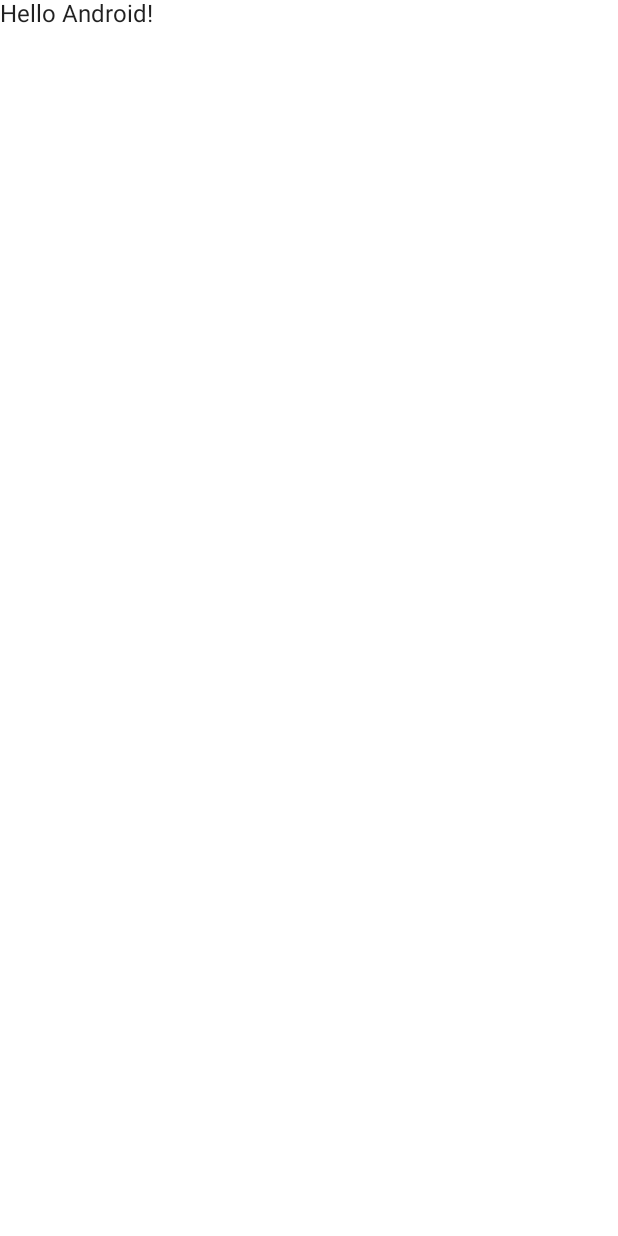
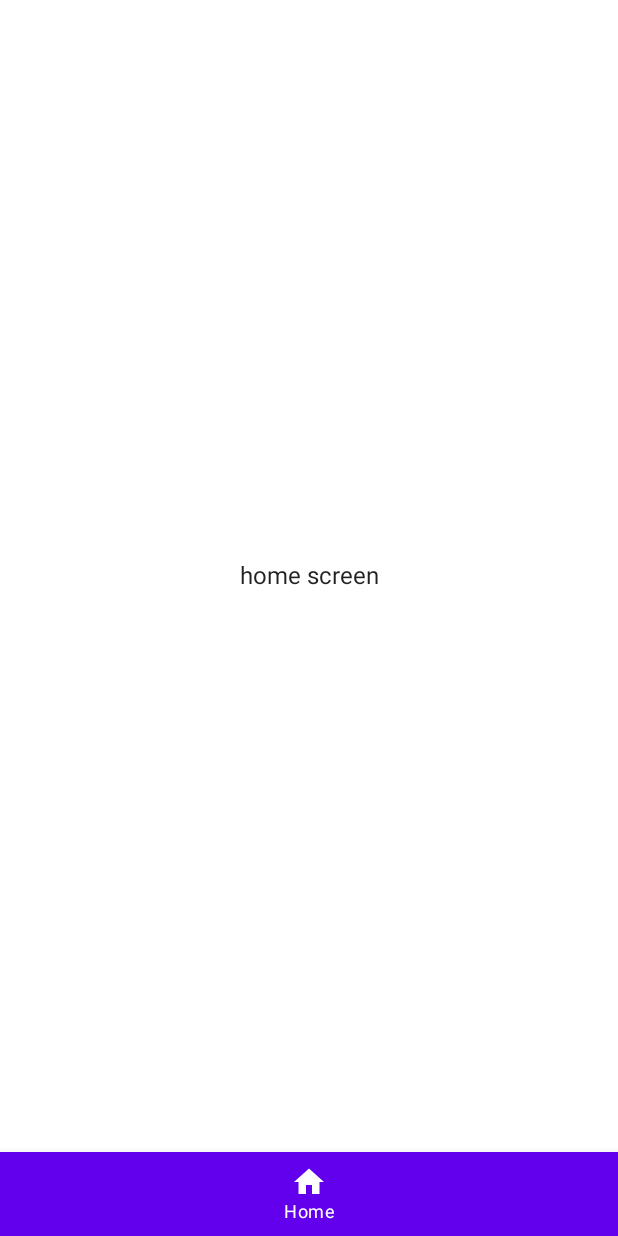
Before and after one commit to wotosts/MyGreens, an Android app built with Jetpack Compose: the screen it shows after launch (MainActivity), on a phone screen of 412 x 824 dp. Before the commit the screen is almost empty. Run offline under Robolectric (Android 15) with nearby library versions, the phone set to English and light mode, and no system bars; our stand-ins replace Dagger/Hilt's generated code.

Commit message:
navigation 기본 적용

```diff
--- a/app/build.gradle
+++ b/app/build.gradle
@@ -72,4 +72,7 @@ dependencies {
     implementation "com.google.dagger:hilt-android:$hilt_version"
     kapt 'androidx.hilt:hilt-compiler:1.0.0'
     kapt "com.google.dagger:hilt-android-compiler:$hilt_version"
+
+    implementation "androidx.navigation:navigation-ui-ktx:$nav_version"
+    implementation "androidx.navigation:navigation-compose:$nav_version"
 }
--- a/app/src/main/java/com/wotosts/mygreens/MainActivity.kt
+++ b/app/src/main/java/com/wotosts/mygreens/MainActivity.kt
@@ -3,11 +3,19 @@ package com.wotosts.mygreens
 import android.os.Bundle
 import androidx.activity.ComponentActivity
 import androidx.activity.compose.setContent
-import androidx.compose.material.MaterialTheme
-import androidx.compose.material.Surface
-import androidx.compose.material.Text
+import androidx.compose.foundation.layout.*
+import androidx.compose.material.*
 import androidx.compose.runtime.Composable
+import androidx.compose.ui.Alignment
+import androidx.compose.ui.Modifier
+import androidx.compose.ui.graphics.Color
+import androidx.compose.ui.text.style.TextAlign
 import androidx.compose.ui.tooling.preview.Preview
+import androidx.navigation.NavHostController
+import androidx.navigation.compose.NavHost
+import androidx.navigation.compose.composable
+import androidx.navigation.compose.rememberNavController
+import com.wotosts.mygreens.home.HomeScreen
 import com.wotosts.mygreens.ui.theme.MyGreensTheme
 import dagger.hilt.android.AndroidEntryPoint
 
@@ -16,25 +24,78 @@ class MainActivity : ComponentActivity() {
     override fun onCreate(savedInstanceState: Bundle?) {
         super.onCreate(savedInstanceState)
         setContent {
-            MyGreensTheme {
-                // A surface container using the 'background' color from the theme
-                Surface(color = MaterialTheme.colors.background) {
-                    Greeting("Android")
-                }
-            }
+            MainScreen()
         }
     }
 }
 
 @Composable
-fun Greeting(name: String) {
-    Text(text = "Hello $name!")
+fun MainScreen() {
+    MyGreensTheme {
+        val navController = rememberNavController()
+        Scaffold(bottomBar = { MainBottomNavigation(navController = navController) }) {
+            MainNavHost(navController = navController, modifier = Modifier.padding(it))
+        }
+    }
+}
+
+@Composable
+private fun MainNavHost(navController: NavHostController, modifier: Modifier = Modifier) {
+    NavHost(
+        navController = navController,
+        startDestination = Screens.HOME.name,
+        modifier = modifier
+    ) {
+        composable(Screens.HOME.name) {
+            HomeScreen()
+        }
+    }
+}
+
+@Composable
+private fun MainBottomNavigation(navController: NavHostController) {
+    BottomNavigation {
+        Row {
+            Screens.values().forEach {
+                BottomNavigationItem(
+                    selected = it == Screens.HOME,
+                    icon = {
+                        Icon(
+                            imageVector = it.icon,
+                            contentDescription = it.name
+                        )
+                    },
+                    label = {
+                        Text(
+                            text = it.displayName,
+                            color = Color.White,
+                            textAlign = TextAlign.Center
+                        )
+                    },
+                    onClick = {
+                        navController.navigate(it.name) {
+                            navController.graph.startDestinationRoute?.let { screen_route ->
+                                popUpTo(screen_route) {
+                                    saveState = true
+                                }
+                            }
+                            launchSingleTop = true
+                            restoreState = true
+                        }
+                    },
+                    modifier = Modifier.wrapContentSize(align = Alignment.Center),
+                    selectedContentColor = Color.White,
+                    unselectedContentColor = Color.White.copy(alpha = 0.5f)
+                )
+            }
+        }
+    }
 }
 
 @Preview(showBackground = true)
 @Composable
 fun DefaultPreview() {
     MyGreensTheme {
-        Greeting("Android")
+        MainScreen()
     }
 }
--- /dev/null
+++ b/app/src/main/java/com/wotosts/mygreens/Screens.kt
@@ -0,0 +1,9 @@
+package com.wotosts.mygreens
+
+import androidx.compose.material.icons.Icons
+import androidx.compose.material.icons.filled.Home
+import androidx.compose.ui.graphics.vector.ImageVector
+
+enum class Screens(val displayName: String, val icon: ImageVector) {
+    HOME(displayName = "Home", icon = Icons.Filled.Home)
+}
--- /dev/null
+++ b/app/src/main/java/com/wotosts/mygreens/home/HomeScreen.kt
@@ -0,0 +1,25 @@
+package com.wotosts.mygreens.home
+
+import androidx.compose.foundation.layout.fillMaxSize
+import androidx.compose.foundation.layout.wrapContentSize
+import androidx.compose.material.Text
+import androidx.compose.runtime.Composable
+import androidx.compose.ui.Alignment
+import androidx.compose.ui.Modifier
+import androidx.compose.ui.tooling.preview.Preview
+
+@Composable
+fun HomeScreen(viewModel: HomeViewModel = HomeViewModel()) {
+    Text(
+        text = "home screen",
+        modifier = Modifier
+            .fillMaxSize()
+            .wrapContentSize(align = Alignment.Center)
+    )
+}
+
+@Preview(showBackground = true)
+@Composable
+fun PreviewHomScreen() {
+    HomeScreen()
+}
--- /dev/null
+++ b/app/src/main/java/com/wotosts/mygreens/home/HomeViewModel.kt
@@ -0,0 +1,10 @@
+package com.wotosts.mygreens.home
+
+import androidx.lifecycle.ViewModel
+import dagger.hilt.android.lifecycle.HiltViewModel
+import javax.inject.Inject
+
+@HiltViewModel
+class HomeViewModel @Inject constructor(): ViewModel() {
+
+}
--- a/build.gradle
+++ b/build.gradle
@@ -3,6 +3,7 @@ buildscript {
     ext {
         compose_version = '1.1.1'
         hilt_version = '2.42'
+        nav_version = "2.4.2"
     }
     repositories {
         google()
```
Also changed, not shown: app/src/main/res/layout/fragment_home.xml (deleted, +0 -13 lines).
